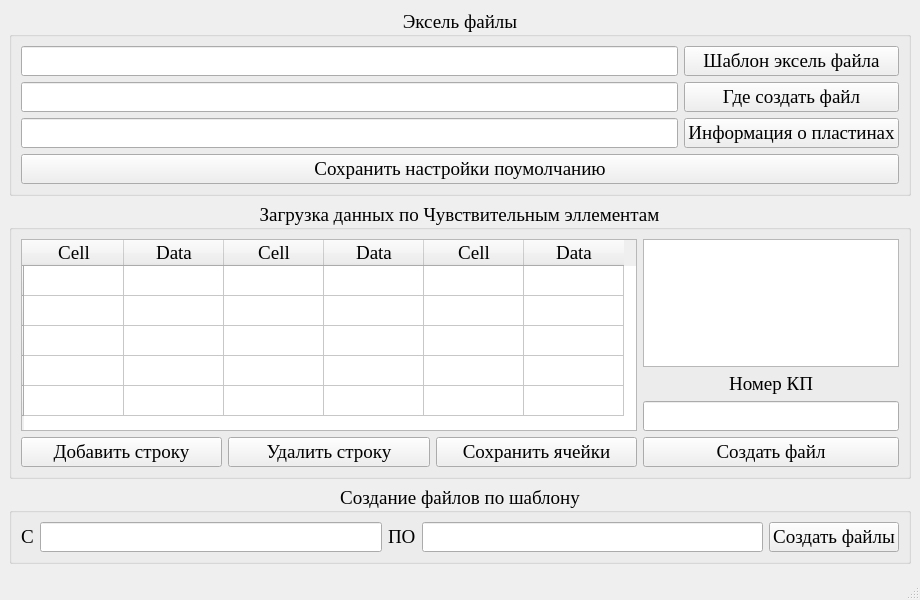
Before: the Qt Designer form MainWidget_by_working_excel.ui in yariksimakov/Work-with-excel, drawn with Qt 5.
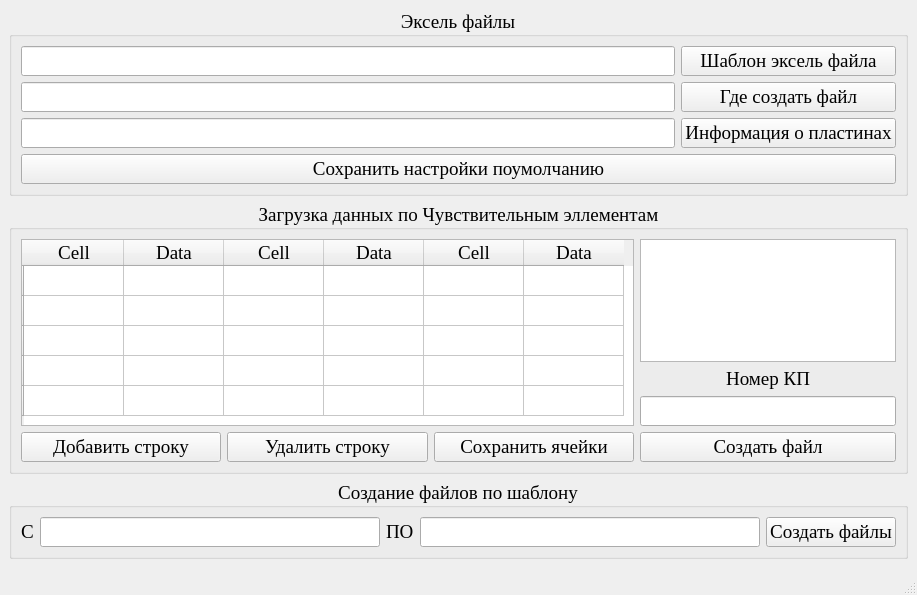
After: the same form once the commit is applied.

Commit message: Update widget 2 and work with table

What changed in the file:
```diff
--- a/MainWidget_by_working_excel.ui
+++ b/MainWidget_by_working_excel.ui
@@ -6,8 +6,8 @@
    <rect>
     <x>0</x>
     <y>0</y>
-    <width>920</width>
-    <height>600</height>
+    <width>917</width>
+    <height>595</height>
    </rect>
   </property>
   <property name="sizePolicy">
```
Left out of the diff: 10 changed lines with no effect on the pictures. The commit also changes 3 other files.
